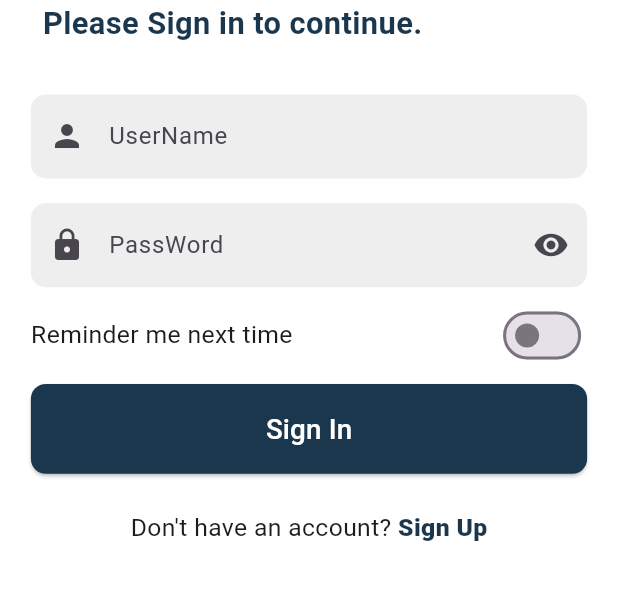
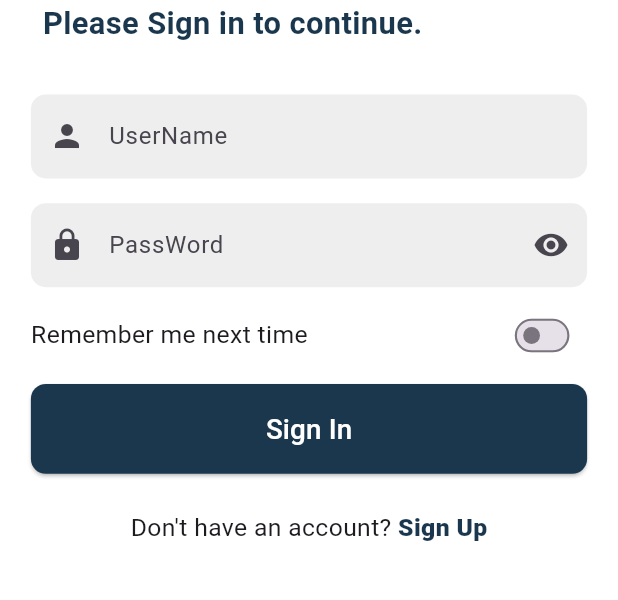
Before and after one commit to tamim1one/Login_Page-, a Flutter app: the screen it shows after launch, on a phone screen of 412 x 824 dp, the part 595-1195 px from its top. Run offline on Flutter 3.47's test engine with Material 3 defaults, Android fonts, the phone set to English and light mode, and no system bars.

Commit message:
Added remember me next time switch functionalities.

```diff
--- a/lib/main.dart
+++ b/lib/main.dart
@@ -3,8 +3,16 @@ import 'package:flutter/material.dart';
 void main() {
   runApp(MyApp());
 }
+class MyApp extends StatefulWidget {
+  const MyApp({super.key});
 
-class MyApp extends StatelessWidget {
+  @override
+  State<MyApp> createState() => _MyAppState();
+}
+
+class _MyAppState extends State<MyApp> {
+  bool _isSwitchOn = false;
+
   @override
   Widget build(BuildContext context) {
     return MaterialApp(
@@ -59,7 +67,8 @@ class MyApp extends StatelessWidget {
                           'Please Sign in to continue.',
                           style: TextStyle(
                             fontWeight: FontWeight.bold,
-                            fontSize: screenWidth * 0.05, // Responsive font size
+                            fontSize:
+                                screenWidth * 0.05, // Responsive font size
                             color: Color.fromARGB(255, 27, 55, 77),
                           ),
                           textAlign: TextAlign.center,
@@ -73,12 +82,12 @@ class MyApp extends StatelessWidget {
                       obscureText: false,
                       decoration: InputDecoration(
                         enabledBorder: OutlineInputBorder(
-                            borderRadius: BorderRadius.circular(10),
-                            borderSide: BorderSide.none
+                          borderRadius: BorderRadius.circular(10),
+                          borderSide: BorderSide.none,
                         ),
                         focusedBorder: OutlineInputBorder(
-                            borderRadius: BorderRadius.circular(10),
-                            borderSide: BorderSide.none
+                          borderRadius: BorderRadius.circular(10),
+                          borderSide: BorderSide.none,
                         ),
                         prefixIcon: Icon(Icons.person),
                         hintText: 'UserName',
@@ -95,11 +104,11 @@ class MyApp extends StatelessWidget {
                       decoration: InputDecoration(
                         enabledBorder: OutlineInputBorder(
                           borderRadius: BorderRadius.circular(10),
-                          borderSide: BorderSide.none
+                          borderSide: BorderSide.none,
                         ),
                         focusedBorder: OutlineInputBorder(
-                            borderRadius: BorderRadius.circular(10),
-                            borderSide: BorderSide.none
+                          borderRadius: BorderRadius.circular(10),
+                          borderSide: BorderSide.none,
                         ),
                         prefixIcon: Icon(Icons.lock),
                         hintText: 'PassWord',
@@ -116,12 +125,28 @@ class MyApp extends StatelessWidget {
                       mainAxisAlignment: MainAxisAlignment.spaceBetween,
                       children: [
                         Text(
-                          'Reminder me next time',
+                          'Remember me next time',
                           style: TextStyle(fontSize: screenWidth * 0.04),
                         ),
-                        Switch(value: false,
-                            activeColor: Color.fromARGB(255, 27, 55, 77),
-                            onChanged: (value) {}),
+                        GestureDetector(
+                          onTap: () {
+                            setState(() {
+                              _isSwitchOn = !_isSwitchOn;
+                            });
+                          },
+                          child: Transform.scale(
+                            scale: 0.7,
+                            child: Switch(
+                              value: _isSwitchOn,
+                              activeColor: Color.fromARGB(255, 27, 55, 77),
+                              onChanged: (value) {
+                                setState(() {
+                                  _isSwitchOn = value;
+                                });
+                              },
+                            ),
+                          ),
+                        ),
                       ],
                     ),
                     SizedBox(height: screenHeight * 0.01),
```
